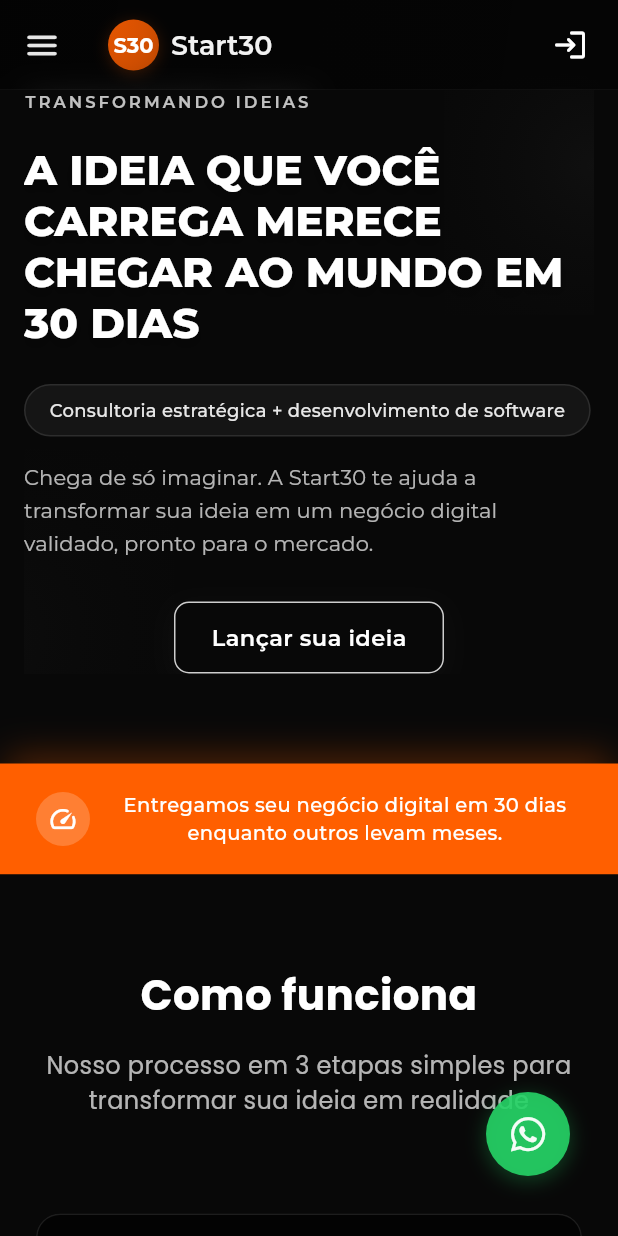
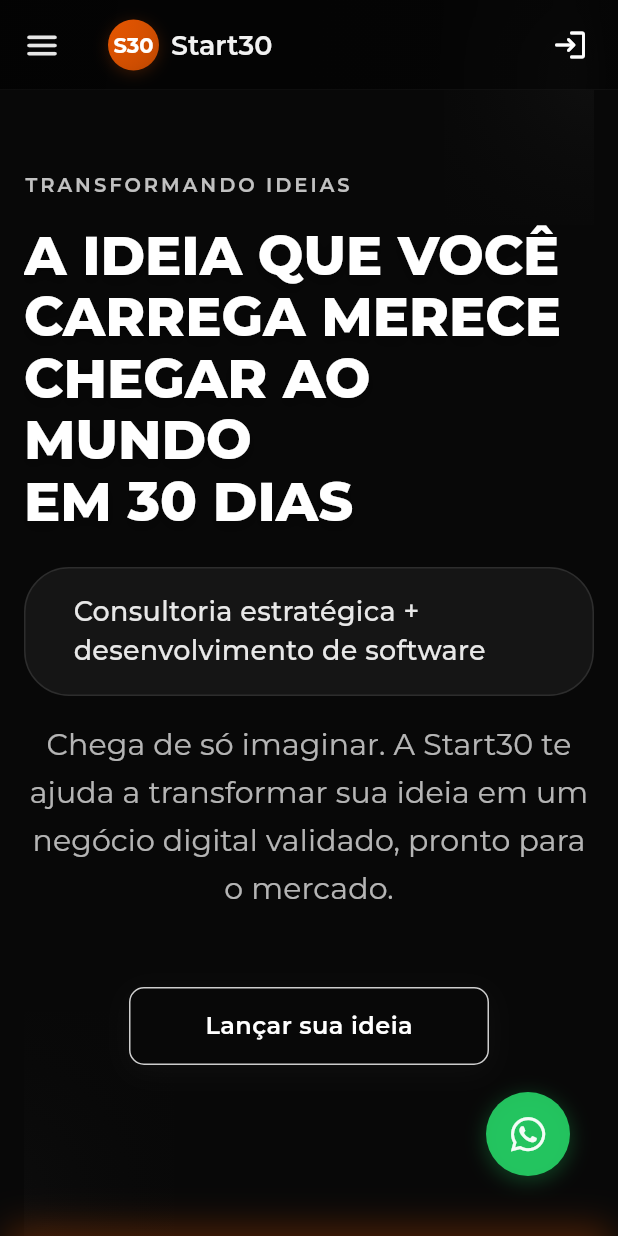
Before and after one commit to CostaMAyssa/start30, a Flutter app: the screen it shows after launch, on a phone screen of 412 x 824 dp. Run offline on Flutter 3.47's test engine with Material 3 defaults, Android fonts, the phone set to English and light mode, and no system bars; our stand-ins replace font_awesome_flutter, google_fonts.

Commit message:
sessão hero

```diff
--- a/lib/src/features/home/screens/home_screen.dart
+++ b/lib/src/features/home/screens/home_screen.dart
@@ -83,9 +83,10 @@ class HomeScreen extends StatelessWidget {
             // Hero Section
             Container(
               width: double.infinity,
+              height: screenSize.height,
               padding: EdgeInsets.symmetric(
                 horizontal: isMobile ? 16 : 40,
-                vertical: isMobile ? 60 : 120,
+                vertical: 0,
               ),
               decoration: BoxDecoration(
                 color: const Color(0xFF080808),
@@ -104,8 +105,8 @@ class HomeScreen extends StatelessWidget {
                     right: isMobile ? -100 : 0,
                     top: isMobile ? -50 : 50,
                     child: Container(
-                      width: isMobile ? 200 : 400,
-                      height: isMobile ? 200 : 400,
+                      width: isMobile ? 200 : 500,
+                      height: isMobile ? 200 : 500,
                       decoration: BoxDecoration(
                         gradient: RadialGradient(
                           colors: [
@@ -122,8 +123,8 @@ class HomeScreen extends StatelessWidget {
                     left: isMobile ? -150 : -100,
                     bottom: isMobile ? -100 : -50,
                     child: Container(
-                      width: isMobile ? 250 : 350,
-                      height: isMobile ? 250 : 350,
+                      width: isMobile ? 250 : 450,
+                      height: isMobile ? 250 : 450,
                       decoration: BoxDecoration(
                         gradient: RadialGradient(
                           colors: [
@@ -138,34 +139,35 @@ class HomeScreen extends StatelessWidget {
                   // Conteúdo principal
                   isMobile
                       ? Align(
-                          alignment: Alignment.centerLeft,
+                          alignment: Alignment.center,
                           child: Container(
                             width: double.infinity,
                             constraints: BoxConstraints(maxWidth: maxWidth),
                             padding: EdgeInsets.only(left: 0),
                             child: Column(
+                              mainAxisAlignment: MainAxisAlignment.center,
                               crossAxisAlignment: CrossAxisAlignment.start,
                               children: [
                                 // Subtítulo com mais refinamento tipográfico
                                 Text(
                                   'TRANSFORMANDO IDEIAS',
                                   style: GoogleFonts.montserrat(
-                                    fontSize: 11,
+                                    fontSize: 13,
                                     fontWeight: FontWeight.w600,
                                     color: Colors.white.withOpacity(0.75),
                                     letterSpacing: 2.0,
                                   ),
                                 ),
-                                SizedBox(height: 20),
+                                SizedBox(height: 16),
 
                                 // Título principal com tipografia mais elegante
                                 Text(
-                                  'A IDEIA QUE VOCÊ CARREGA MERECE CHEGAR AO MUNDO EM 30 DIAS',
+                                  'A IDEIA QUE VOCÊ\nCARREGA MERECE\nCHEGAR AO MUNDO\nEM 30 DIAS',
                                   style: GoogleFonts.montserrat(
-                                    fontSize: 28,
+                                    fontSize: 36,
                                     fontWeight: FontWeight.w800,
                                     color: Colors.white,
-                                    height: 1.2,
+                                    height: 1.15,
                                     letterSpacing: 0,
                                     shadows: [
                                       Shadow(
@@ -180,10 +182,7 @@ class HomeScreen extends StatelessWidget {
 
                                 // Badge de serviços mais sutil
                                 Container(
-                                  padding: EdgeInsets.symmetric(
-                                    horizontal: 16,
-                                    vertical: 8
-                                  ),
+                                  padding: const EdgeInsets.symmetric(horizontal: 32, vertical: 16),
                                   decoration: BoxDecoration(
                                     color: Colors.white.withOpacity(0.05),
                                     borderRadius: BorderRadius.circular(30),
@@ -195,7 +194,7 @@ class HomeScreen extends StatelessWidget {
                                   child: Text(
                                     'Consultoria estratégica + desenvolvimento de software',
                                     style: GoogleFonts.montserrat(
-                                      fontSize: 12,
+                                      fontSize: 18,
                                       color: Colors.white.withOpacity(0.9),
                                       fontWeight: FontWeight.w500,
                                       letterSpacing: 0.2,
@@ -206,11 +205,12 @@ class HomeScreen extends StatelessWidget {
 
                                 // Descrição adicional refinada
                                 Container(
-                                  width: double.infinity,
+                                  width: maxWidth * 0.85,
                                   child: Text(
                                     'Chega de só imaginar. A Start30 te ajuda a transformar sua ideia em um negócio digital validado, pronto para o mercado.',
+                                    textAlign: TextAlign.center,
                                     style: GoogleFonts.montserrat(
-                                      fontSize: 14,
+                                      fontSize: 20,
                                       color: Colors.white.withOpacity(0.7),
                                       height: 1.6,
                                       letterSpacing: 0.1,
@@ -218,7 +218,7 @@ class HomeScreen extends StatelessWidget {
                                     ),
                                   ),
                                 ),
-                                SizedBox(height: 28),
+                                const SizedBox(height: 50),
 
                                 // Botão CTA mais compacto e elegante
                                 Center(
@@ -234,8 +234,8 @@ class HomeScreen extends StatelessWidget {
                                         ),
                                       ],
                                     ),
-                                    width: 180,
-                                    height: 48,
+                                    width: 240,
+                                    height: 52,
                                     child: ElevatedButton(
                                       onPressed: () {
                                         Navigator.pushNamed(context, '/register');
@@ -256,7 +256,7 @@ class HomeScreen extends StatelessWidget {
                                       child: Text(
                                         'Lançar sua ideia',
                                         style: GoogleFonts.montserrat(
-                                          fontSize: 15,
+                                          fontSize: 16,
                                           fontWeight: FontWeight.w600,
                                           letterSpacing: 0.3,
                                         ),
@@ -272,6 +272,7 @@ class HomeScreen extends StatelessWidget {
                           child: Container(
                             constraints: BoxConstraints(maxWidth: maxWidth),
                             child: Column(
+                              mainAxisAlignment: MainAxisAlignment.center,
                               crossAxisAlignment: CrossAxisAlignment.center,
                               children: [
                                 const SizedBox(height: 60),
@@ -279,23 +280,23 @@ class HomeScreen extends StatelessWidget {
                                 Text(
                                   'TRANSFORMANDO IDEIAS',
                                   style: GoogleFonts.montserrat(
-                                    fontSize: 14,
+                                    fontSize: 20,
                                     fontWeight: FontWeight.w600,
                                     color: Colors.white.withOpacity(0.75),
                                     letterSpacing: 2.0,
                                   ),
                                 ),
-                                const SizedBox(height: 32),
+                                const SizedBox(height: 20),
 
                                 // Título principal em grande destaque
                                 Text(
                                   'A IDEIA QUE VOCÊ CARREGA\nMERECE CHEGAR AO MUNDO\nEM 30 DIAS',
                                   textAlign: TextAlign.center,
                                   style: GoogleFonts.montserrat(
-                                    fontSize: 58,
+                                    fontSize: 72,
                                     fontWeight: FontWeight.w800,
                                     color: Colors.white,
-                                    height: 1.2,
+                                    height: 1.15,
                                     letterSpacing: -0.5,
                                     shadows: [
                                       Shadow(
@@ -306,11 +307,11 @@ class HomeScreen extends StatelessWidget {
                                     ],
                                   ),
                                 ),
-                                const SizedBox(height: 40),
+                                const SizedBox(height: 30),
 
                                 // Badge de serviços mais sutil
                                 Container(
-                                  padding: const EdgeInsets.symmetric(horizontal: 20, vertical: 10),
+                                  padding: const EdgeInsets.symmetric(horizontal: 32, vertical: 16),
                                   decoration: BoxDecoration(
                                     color: Colors.white.withOpacity(0.05),
                                     borderRadius: BorderRadius.circular(30),
@@ -322,7 +323,7 @@ class HomeScreen extends StatelessWidget {
                                   child: Text(
                                     'Consultoria estratégica + desenvolvimento de software',
                                     style: GoogleFonts.montserrat(
-                                      fontSize: 16,
+                                      fontSize: 18,
                                       color: Colors.white.withOpacity(0.9),
                                       fontWeight: FontWeight.w500,
                                       letterSpacing: 0.2,
@@ -333,12 +334,12 @@ class HomeScreen extends StatelessWidget {
 
                                 // Descrição adicional refinada
                                 Container(
-                                  width: maxWidth * 0.55,
+                                  width: maxWidth * 0.85,
                                   child: Text(
                                     'Chega de só imaginar. A Start30 te ajuda a transformar sua ideia em um negócio digital validado, pronto para o mercado.',
                                     textAlign: TextAlign.center,
                                     style: GoogleFonts.montserrat(
-                                      fontSize: 17,
+                                      fontSize: 20,
                                       color: Colors.white.withOpacity(0.7),
                                       height: 1.6,
                                       letterSpacing: 0.1,
@@ -346,20 +347,22 @@ class HomeScreen extends StatelessWidget {
                                     ),
                                   ),
                                 ),
-                                const SizedBox(height: 40),
+                                const SizedBox(height: 36),
 
                                 // Botão CTA
                                 SizedBox(
-                                  width: 340,
+                                  width: 480,
+                                  height: 60,
                                   child: StripeButton(
                                     text: 'Lançar sua ideia',
                                     onPressed: () {
                                       Navigator.pushNamed(context, '/register');
                                     },
                                     isSecondary: true,
-                                    width: 340,
+                                    width: 480,
                                   ),
                                 ),
+                                const SizedBox(height: 20),
                               ],
                             ),
                           ),
```
Also changed, not shown: 1 other file.
